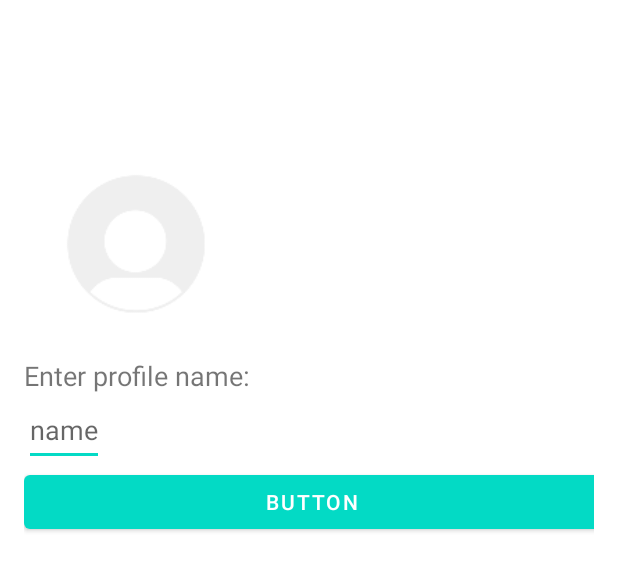
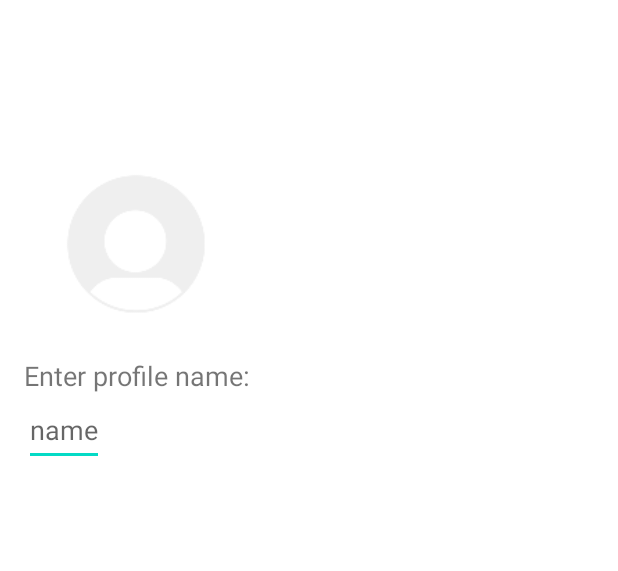
Before and after one commit to ReyesJayMilson/SD4, an Android app: the layout profiles_test.xml on its own in the app's theme, with its tools: preview values and no code run, on a phone screen of 412 x 824 dp. Shown: the top 571 px of the screen. Run offline under Robolectric (Android 15) with nearby library versions, the phone set to English and light mode, and no system bars.

Commit message:
yes inang yan

```diff
--- a/app/src/main/res/layout/profiles_test.xml
+++ b/app/src/main/res/layout/profiles_test.xml
@@ -39,10 +39,4 @@
         tools:layout_editor_absoluteX="16dp"
         tools:layout_editor_absoluteY="40dp" />
 
-    <Button
-        android:id="@+id/button"
-        android:layout_width="384dp"
-        android:layout_height="wrap_content"
-        android:text="Button" />
-
 </LinearLayout>
```
